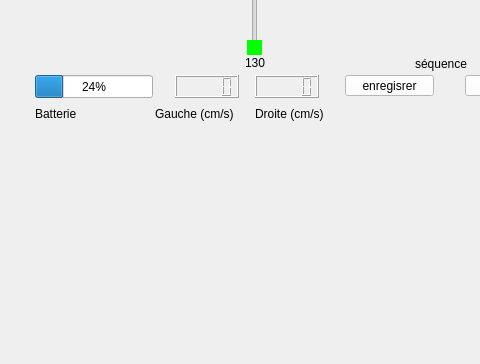
This is mainwindow.ui in monsieur7/robotProjet as Qt 5 draws it before an edit; both pictures show x 445 to 925 and y 381 to 745 of the 1453 by 745 pixel window. The edited form follows.
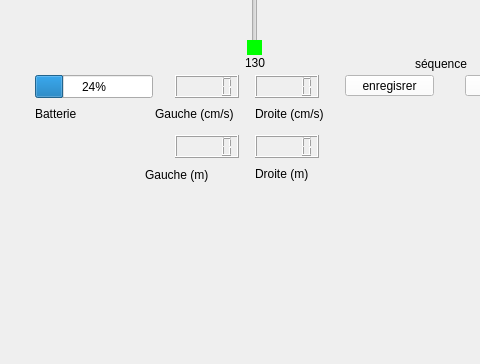
This is the edited form. Icons and pictures are not drawn.

```diff
--- a/mainwindow.ui
+++ b/mainwindow.ui
@@ -647,6 +647,52 @@
      <string>séquence</string>
     </property>
    </widget>
+   <widget class="QLCDNumber" name="GAUCHE_DISTANCE">
+    <property name="geometry">
+     <rect>
+      <x>620</x>
+      <y>480</y>
+      <width>64</width>
+      <height>23</height>
+     </rect>
+    </property>
+   </widget>
+   <widget class="QLabel" name="label_11">
+    <property name="geometry">
+     <rect>
+      <x>590</x>
+      <y>510</y>
+      <width>91</width>
+      <height>20</height>
+     </rect>
+    </property>
+    <property name="text">
+     <string>Gauche (m)</string>
+    </property>
+   </widget>
+   <widget class="QLabel" name="label_12">
+    <property name="geometry">
+     <rect>
+      <x>700</x>
+      <y>510</y>
+      <width>81</width>
+      <height>17</height>
+     </rect>
+    </property>
+    <property name="text">
+     <string>Droite (m)</string>
+    </property>
+   </widget>
+   <widget class="QLCDNumber" name="DROITE_DISTANCE">
+    <property name="geometry">
+     <rect>
+      <x>700</x>
+      <y>480</y>
+      <width>64</width>
+      <height>23</height>
+     </rect>
+    </property>
+   </widget>
   </widget>
   <widget class="QMenuBar" name="menuBar">
    <property name="geometry">
```
